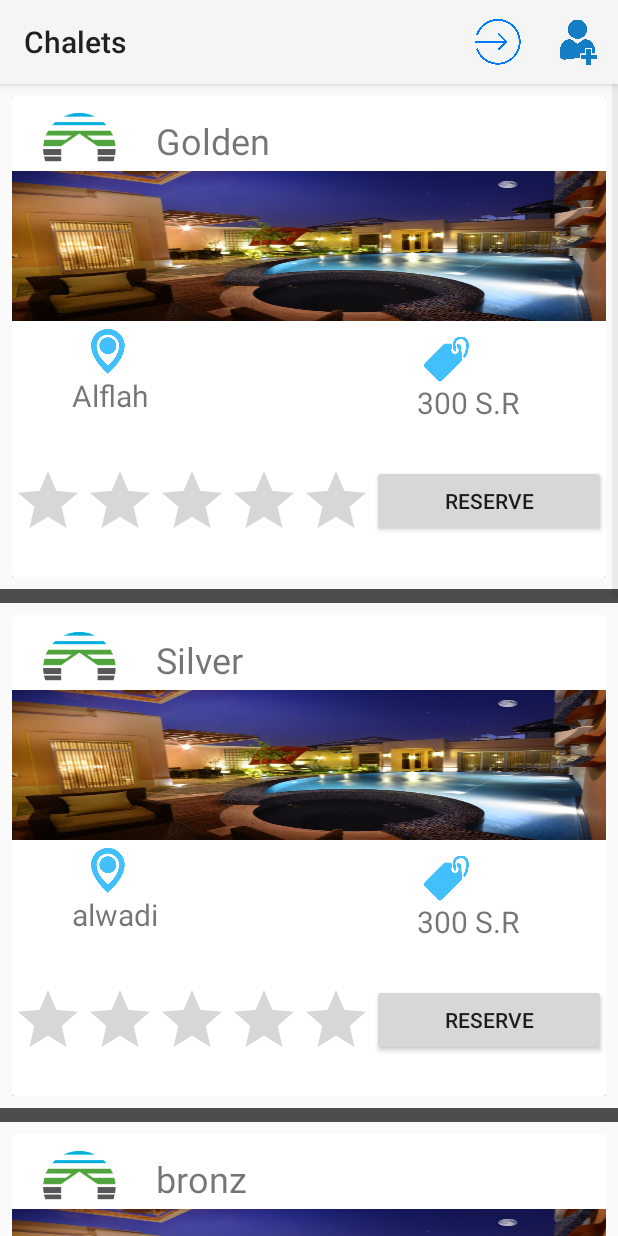
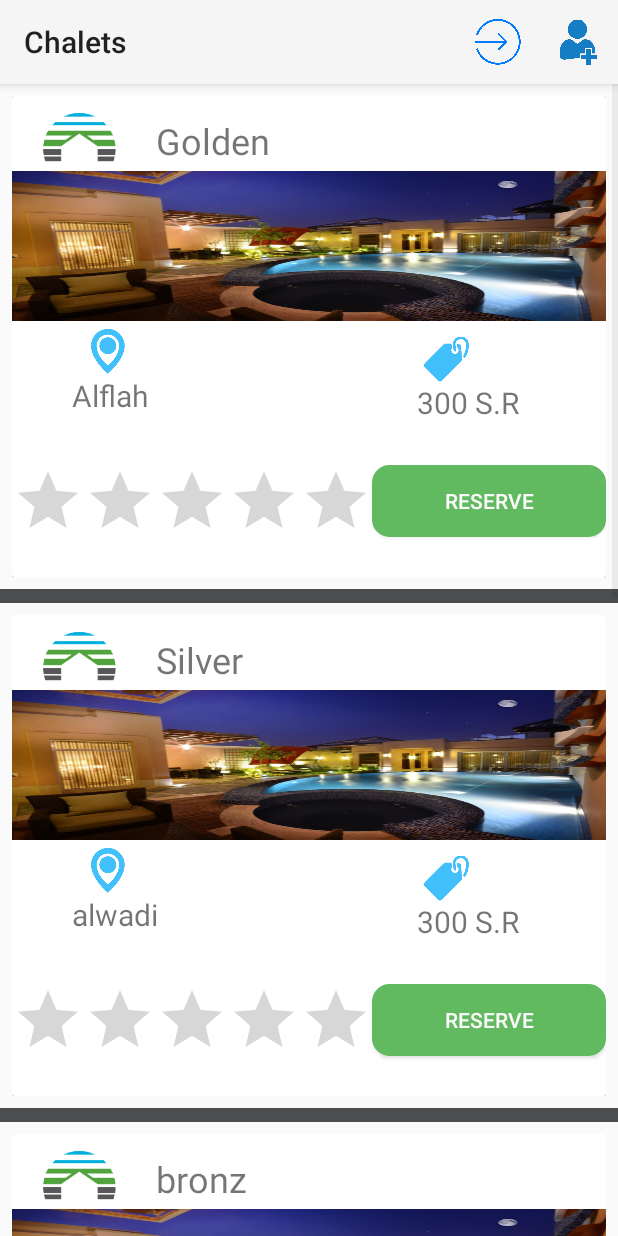
Before and after one commit to Almortah/Almortah3, an Android app: the ChaletListActivity screen opened directly, with no data from a screen before it, on a phone screen of 412 x 824 dp. Run offline under Robolectric (Android 15) with nearby library versions, the phone set to English and light mode, and no system bars.

Commit message:
ALMORTAH v1.3

```diff
--- a/app/src/main/res/drawable/green_border.xml
+++ b/app/src/main/res/drawable/green_border.xml
@@ -2,16 +2,16 @@
     android:shape="rectangle" >
     <!-- This is the stroke you want to define -->
     <stroke android:width="3dp"
-        android:color="@color/colorGreen"/>
+        android:color="@color/colorGreen" />
 
     <!-- Optional, round your corners -->
-    <corners android:bottomLeftRadius="0dp"
-        android:topLeftRadius="0dp"
-        android:bottomRightRadius="0dp"
-        android:topRightRadius="0dp" />
+    <corners android:bottomLeftRadius="10dp"
+        android:topLeftRadius="10dp"
+        android:bottomRightRadius="10dp"
+        android:topRightRadius="10dp" />
 
     <!-- Optional, fill the rest of your background with a color or gradient, use transparent if you only want the green_border to be displayed-->
-    <gradient android:startColor="@android:color/transparent"
-        android:endColor="@android:color/transparent"
-        android:angle="90"/>
+    <gradient android:startColor="@color/colorGreen"
+        android:endColor="@color/colorGreen"
+        android:angle="90" />
 </shape>
--- a/app/src/main/res/layout/activity_home.xml
+++ b/app/src/main/res/layout/activity_home.xml
@@ -29,7 +29,7 @@
     <TextView
         android:layout_width="match_parent"
         android:layout_height="50dp"
-        android:layout_marginTop="185dp"
+        android:layout_marginTop="190dp"
         android:paddingLeft="15dp"
         android:text="Rest-houses and Chalets now closer"
         android:textColor="@color/colorWhite"
@@ -39,7 +39,7 @@
         android:layout_height="60dp"
         android:layout_alignParentTop="true"
         android:layout_centerHorizontal="true"
-        android:layout_marginTop="220dp"
+        android:layout_marginTop="270dp"
         android:id="@+id/guestButton"
         android:text="CONTINUE AS GUEST"
         android:textColor="@color/colorWhite"
--- a/app/src/main/res/layout/chalet_list_item.xml
+++ b/app/src/main/res/layout/chalet_list_item.xml
@@ -14,7 +14,8 @@
     <android.support.v7.widget.CardView
         android:layout_width="match_parent"
         android:layout_height="wrap_content"
-        android:orientation="vertical">
+        android:orientation="vertical"
+        android:background="@color/lightGray">
 
         <LinearLayout
             android:layout_width="match_parent"
@@ -118,6 +119,8 @@
                     android:layout_width="match_parent"
                     android:layout_height="wrap_content"
                     android:layout_marginTop="25dp"
+                    android:background="@drawable/green_border"
+                    android:textColor="@color/colorWhite"
                     android:text="Reserve" />
 
             </LinearLayout>
--- a/app/src/main/res/values/colors.xml
+++ b/app/src/main/res/values/colors.xml
@@ -7,4 +7,5 @@
     <color name="colorGreen">#62BA60</color>
     <color name="colorBlue">#00A8E5</color>
     <color name="colorDarkGrey">#4C4D4F</color>
+    <color name="lightGray">#b2b2b2</color>
 </resources>
```
